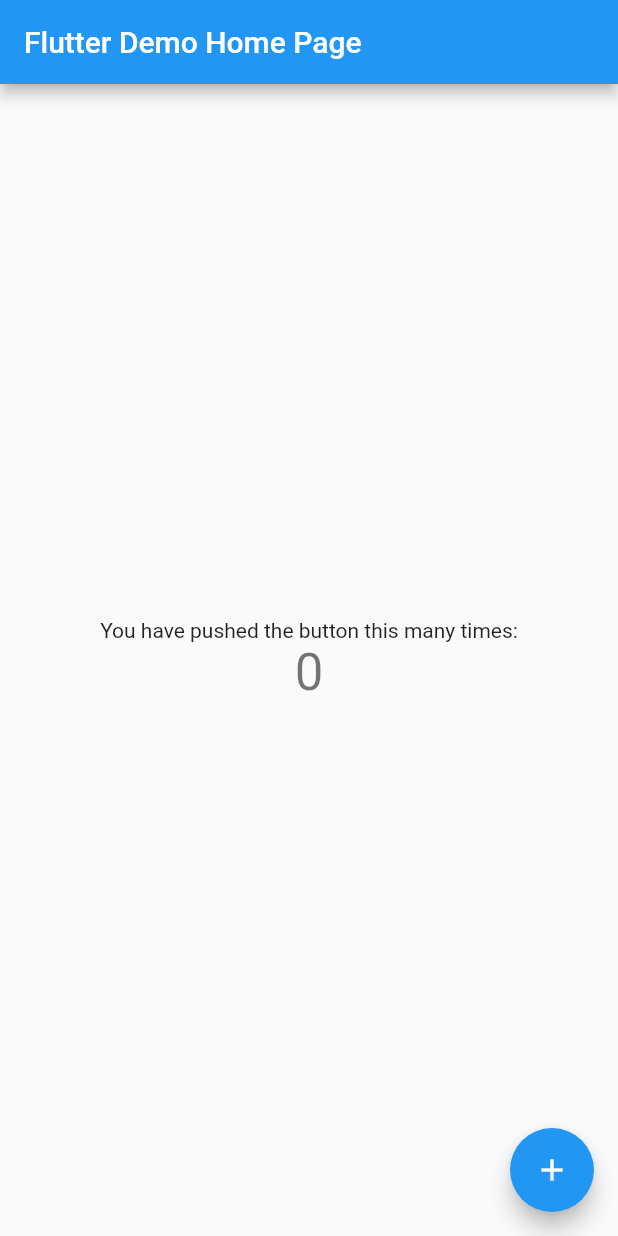
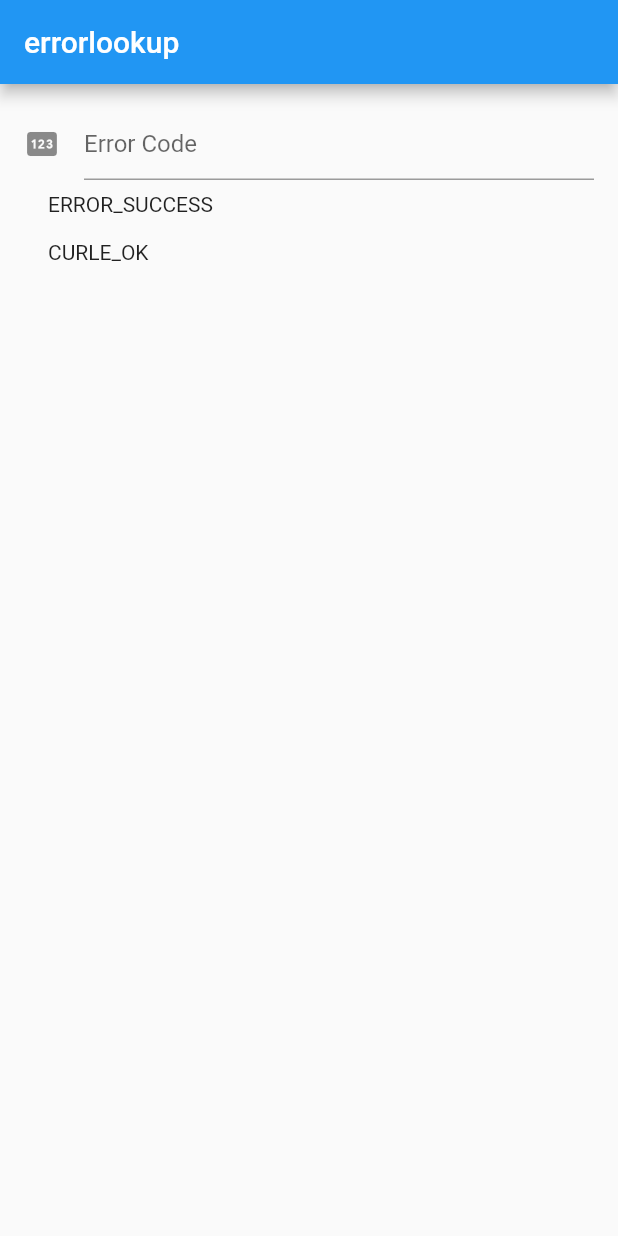
Before and after one commit to CASL0/errorlookup, a Flutter app: the screen it shows after launch, on a phone screen of 412 x 824 dp. Run offline on Flutter 3.47's test engine with Material 2 defaults, Android fonts, the light colour scheme and no system bars; our stand-ins replace flutter_riverpod, freezed_annotation.

Commit message:
Home画面のWidgetを仮実装

```diff
--- /dev/null
+++ b/lib/feature/home/pages/home_page.dart
@@ -0,0 +1,67 @@
+import 'package:collection/collection.dart';
+import 'package:errorlookup/core/models/error_detail.dart';
+import 'package:errorlookup/feature/home/viewmodels/home_view_model.dart';
+import 'package:flutter/material.dart';
+import 'package:flutter/services.dart';
+import 'package:flutter_riverpod/flutter_riverpod.dart';
+
+class HomePage extends ConsumerWidget {
+  const HomePage({super.key});
+
+  @override
+  Widget build(BuildContext context, WidgetRef ref) {
+    final uiState = ref.watch(homeViewModelProvider);
+    final viewModel = ref.watch(homeViewModelProvider.notifier);
+    // TODO: エラーコードインプットの状態を追加
+    final windowsError = uiState.windowsErrorDetails
+        .firstWhereOrNull((element) => element.code == 0);
+    final linuxError = uiState.linuxErrorDetails
+        .firstWhereOrNull((element) => element.code == 0);
+    final curlError = uiState.curlErrorDetails
+        .firstWhereOrNull((element) => element.code == 0);
+    return Scaffold(
+        appBar: _TopAppBar(),
+        body: Padding(
+            padding: const EdgeInsets.all(16),
+            child: Column(children: [
+              TextField(
+                inputFormatters: [FilteringTextInputFormatter.digitsOnly],
+                decoration: const InputDecoration(
+                    icon: Icon(Icons.pin), hintText: "Error Code"),
+                onChanged: (value) {
+                  // TODO: implement
+                },
+              ),
+              if (windowsError != null)
+                _ErrorDetailItem(errorDetail: windowsError),
+              if (linuxError != null)
+                _ErrorDetailItem(
+                  errorDetail: linuxError,
+                ),
+              if (curlError != null)
+                _ErrorDetailItem(
+                  errorDetail: curlError,
+                )
+            ])));
+  }
+}
+
+class _TopAppBar extends AppBar {
+  @override
+  Widget? get title => const Text("errorlookup");
+}
+
+// 仮実装
+class _ErrorDetailItem extends StatelessWidget {
+  const _ErrorDetailItem({required ErrorDetail errorDetail})
+      : _errorDetail = errorDetail;
+  final ErrorDetail _errorDetail;
+
+  @override
+  Widget build(BuildContext context) {
+    return Container(
+        width: double.infinity,
+        padding: const EdgeInsets.only(left: 16, right: 16, top: 8, bottom: 8),
+        child: Text(_errorDetail.alias));
+  }
+}
--- a/lib/main.dart
+++ b/lib/main.dart
@@ -1,7 +1,9 @@
+import 'package:errorlookup/feature/home/pages/home_page.dart';
 import 'package:flutter/material.dart';
+import 'package:flutter_riverpod/flutter_riverpod.dart';
 
 void main() {
-  runApp(const MyApp());
+  runApp(const ProviderScope(child: MyApp()));
 }
 
 class MyApp extends StatelessWidget {
@@ -11,105 +13,11 @@
   @override
   Widget build(BuildContext context) {
     return MaterialApp(
-      title: 'Flutter Demo',
+      title: "errorlookup",
       theme: ThemeData(
-        // This is the theme of your application.
-        //
-        // Try running your application with "flutter run". You'll see the
-        // application has a blue toolbar. Then, without quitting the app, try
-        // changing the primarySwatch below to Colors.green and then invoke
-        // "hot reload" (press "r" in the console where you ran "flutter run",
-        // or simply save your changes to "hot reload" in a Flutter IDE).
-        // Notice that the counter didn't reset back to zero; the application
-        // is not restarted.
         primarySwatch: Colors.blue,
       ),
-      home: const MyHomePage(title: 'Flutter Demo Home Page'),
+      home: const HomePage(),
     );
   }
 }
-
-class MyHomePage extends StatefulWidget {
-  const MyHomePage({super.key, required this.title});
-
-  // This widget is the home page of your application. It is stateful, meaning
-  // that it has a State object (defined below) that contains fields that affect
-  // how it looks.
-
-  // This class is the configuration for the state. It holds the values (in this
-  // case the title) provided by the parent (in this case the App widget) and
-  // used by the build method of the State. Fields in a Widget subclass are
-  // always marked "final".
-
-  final String title;
-
-  @override
-  State<MyHomePage> createState() => _MyHomePageState();
-}
-
-class _MyHomePageState extends State<MyHomePage> {
-  int _counter = 0;
-
-  void _incrementCounter() {
-    setState(() {
-      // This call to setState tells the Flutter framework that something has
-      // changed in this State, which causes it to rerun the build method below
-      // so that the display can reflect the updated values. If we changed
-      // _counter without calling setState(), then the build method would not be
-      // called again, and so nothing would appear to happen.
-      _counter++;
-    });
-  }
-
-  @override
-  Widget build(BuildContext context) {
-    // This method is rerun every time setState is called, for instance as done
-    // by the _incrementCounter method above.
-    //
-    // The Flutter framework has been optimized to make rerunning build methods
-    // fast, so that you can just rebuild anything that needs updating rather
-    // than having to individually change instances of widgets.
-    return Scaffold(
-      appBar: AppBar(
-        // Here we take the value from the MyHomePage object that was created by
-        // the App.build method, and use it to set our appbar title.
-        title: Text(widget.title),
-      ),
-      body: Center(
-        // Center is a layout widget. It takes a single child and positions it
-        // in the middle of the parent.
-        child: Column(
-          // Column is also a layout widget. It takes a list of children and
-          // arranges them vertically. By default, it sizes itself to fit its
-          // children horizontally, and tries to be as tall as its parent.
-          //
-          // Invoke "debug painting" (press "p" in the console, choose the
-          // "Toggle Debug Paint" action from the Flutter Inspector in Android
-          // Studio, or the "Toggle Debug Paint" command in Visual Studio Code)
-          // to see the wireframe for each widget.
-          //
-          // Column has various properties to control how it sizes itself and
-          // how it positions its children. Here we use mainAxisAlignment to
-          // center the children vertically; the main axis here is the vertical
-          // axis because Columns are vertical (the cross axis would be
-          // horizontal).
-          mainAxisAlignment: MainAxisAlignment.center,
-          children: <Widget>[
-            const Text(
-              'You have pushed the button this many times:',
-            ),
-            Text(
-              '$_counter',
-              style: Theme.of(context).textTheme.headlineMedium,
-            ),
-          ],
-        ),
-      ),
-      floatingActionButton: FloatingActionButton(
-        onPressed: _incrementCounter,
-        tooltip: 'Increment',
-        child: const Icon(Icons.add),
-      ), // This trailing comma makes auto-formatting nicer for build methods.
-    );
-  }
-}
```
